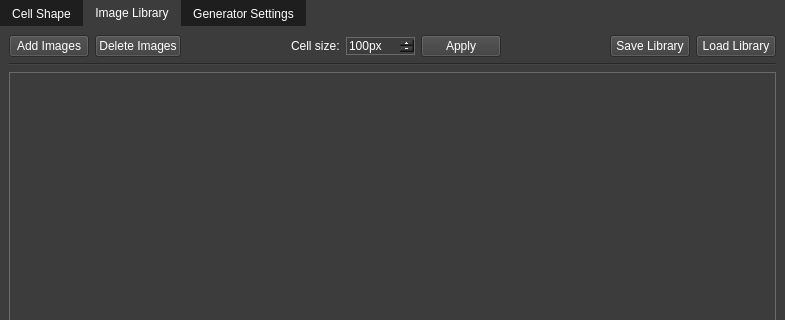
The window that mainwindow.ui (MorganGrundy/MosaicMagnifique) describes before a commit, drawn with Qt 5; both pictures show x 0 to 785 and y 0 to 320 of the 785 by 596 pixel window.
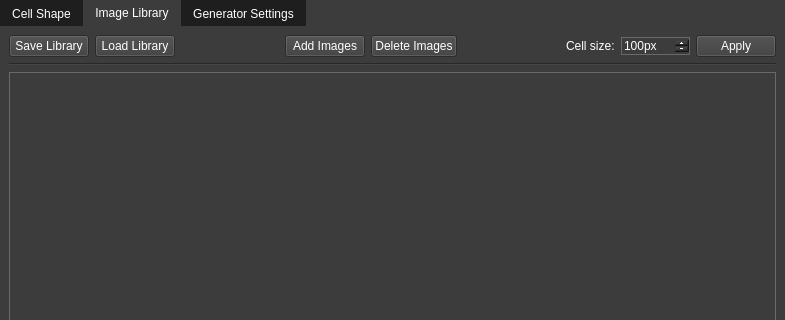
The same window after the commit. The open tabs and pages were chosen to show the change. Icons and pictures are not drawn. Custom widgets are drawn as their Qt base class.

Commit message: Re-arranged UI so that save/load button positions are consistent in Cell Shape and Image Library tabs.

The edit to the form file:
```diff
--- a/mainwindow.ui
+++ b/mainwindow.ui
@@ -480,6 +480,33 @@
        <layout class="QVBoxLayout" name="verticalLayout_3">
         <item>
          <layout class="QHBoxLayout" name="horizontalLayout">
+          <item>
+           <widget class="QPushButton" name="buttonSave">
+            <property name="text">
+             <string>Save Library</string>
+            </property>
+           </widget>
+          </item>
+          <item>
+           <widget class="QPushButton" name="buttonLoad">
+            <property name="text">
+             <string>Load Library</string>
+            </property>
+           </widget>
+          </item>
+          <item>
+           <spacer name="horizontalSpacer_2">
+            <property name="orientation">
+             <enum>Qt::Horizontal</enum>
+            </property>
+            <property name="sizeHint" stdset="0">
+             <size>
+              <width>40</width>
+              <height>20</height>
+             </size>
+            </property>
+           </spacer>
+          </item>
           <item>
            <widget class="QPushButton" name="buttonAdd">
             <property name="sizePolicy">
@@ -572,33 +599,6 @@
             </property>
            </widget>
           </item>
-          <item>
-           <spacer name="horizontalSpacer_2">
-            <property name="orientation">
-             <enum>Qt::Horizontal</enum>
-            </property>
-            <property name="sizeHint" stdset="0">
-             <size>
-              <width>40</width>
-              <height>20</height>
-             </size>
-            </property>
-           </spacer>
-          </item>
-          <item>
-           <widget class="QPushButton" name="buttonSave">
-            <property name="text">
-             <string>Save Library</string>
-            </property>
-           </widget>
-          </item>
-          <item>
-           <widget class="QPushButton" name="buttonLoad">
-            <property name="text">
-             <string>Load Library</string>
-            </property>
-           </widget>
-          </item>
          </layout>
         </item>
         <item>
```
Left out of the diff: 16 changed lines with no effect on the pictures.
